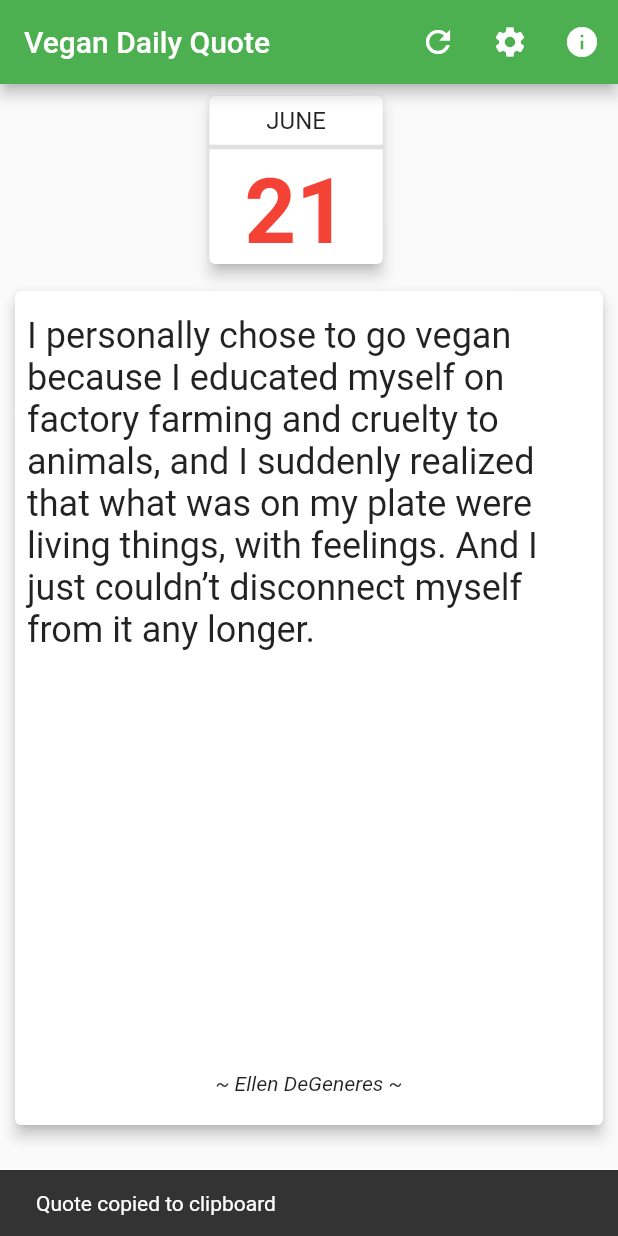
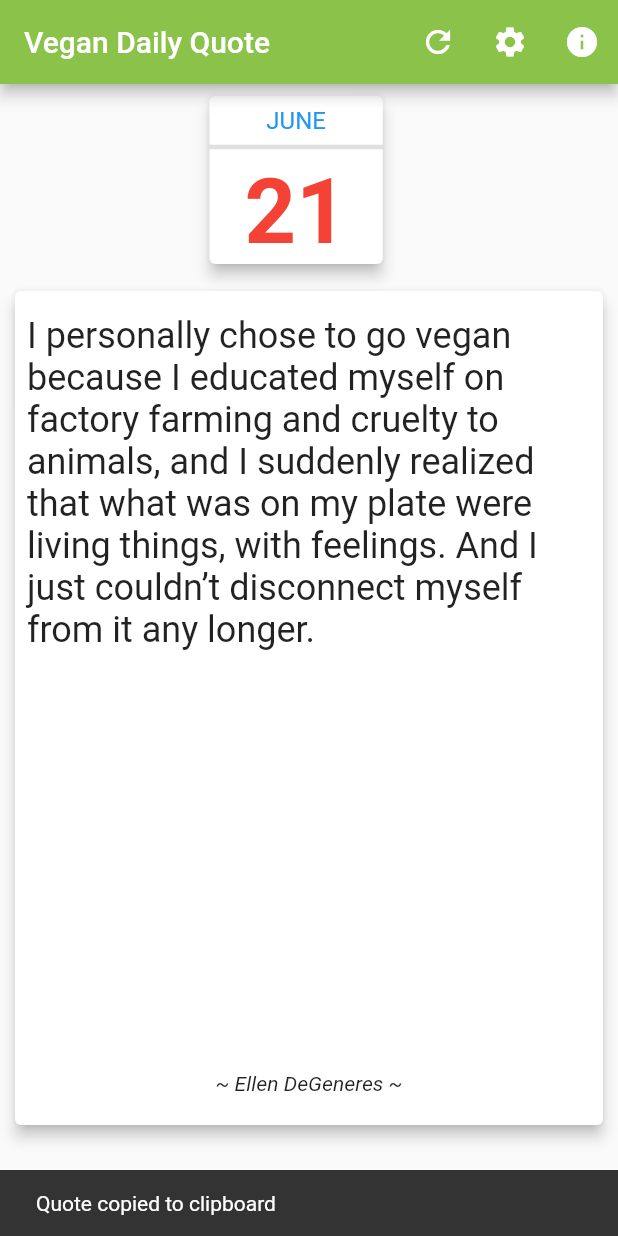
Before and after one commit to Jephrey/vegan_daily_quote, a Flutter app: the screen it shows after launch, after a tap on the "content copy" icon, on a phone screen of 412 x 824 dp. Run offline on Flutter 3.47's test engine with Material 2 defaults, Android fonts, the phone set to English and light mode, and no system bars; drawn by our look-alikes of auto_size_text; our stand-ins replace get, share, shared_preferences; project files that could hold a hidden picture were left out.

Commit message:
Added settings for theme.

```diff
--- a/lib/calendar.dart
+++ b/lib/calendar.dart
@@ -29,7 +29,8 @@ class Calender extends StatelessWidget {
               children: [
                 AutoSizeText(
                   month,
-                  style: TextStyle(fontSize: 16),
+                  style: TextStyle(fontSize: 16,
+                  color: Theme.of(context).indicatorColor),
                   maxLines: 1,
                   // textAlign: TextAlign.center,
                 ),
--- a/lib/main.dart
+++ b/lib/main.dart
@@ -1,24 +1,33 @@
+import 'package:flutter/foundation.dart';
 import 'package:flutter/material.dart';
 import 'package:get/get.dart';
+
 import 'package:vegan_daily_quote/bottom_bar.dart';
 import 'package:vegan_daily_quote/calendar.dart';
 import 'package:vegan_daily_quote/quote.dart';
 import 'package:vegan_daily_quote/quotes_store.dart';
+import 'package:vegan_daily_quote/settings.dart';
+import 'package:vegan_daily_quote/theme_controller.dart';
 
-void main() => runApp(MyApp());
+void main() {
+  Get.lazyPut<ThemeController>(() => ThemeController());
+  runApp(MyApp());
+}
 
 class MyApp extends StatelessWidget {
   final QuotesStore qs = Get.put(QuotesStore.random());
 
   @override
   Widget build(BuildContext context) {
-    return GetMaterialApp(
-      title: 'Vegan Daily Quote',
-      theme: ThemeData(
-        primarySwatch: Colors.green,
-        visualDensity: VisualDensity.adaptivePlatformDensity,
+    ThemeController.to.getThemeModeFromPreferences();
+    return Obx(
+      () => GetMaterialApp(
+        title: 'Vegan Daily Quote',
+        theme: ThemeData.light().copyWith(primaryColor: Colors.lightGreen),
+        darkTheme: ThemeData.dark().copyWith(primaryColor: Colors.green),
+        themeMode: ThemeController.to.theme.value,
+        home: Home(title: 'Vegan Daily Quote'),
       ),
-      home: Home(title: 'Vegan Daily Quote'),
     );
   }
 }
@@ -26,11 +35,13 @@ class MyApp extends StatelessWidget {
 class Home extends StatelessWidget {
   final String title;
   final QuotesStore qs = Get.find();
-
   Home({Key key, this.title}) : super(key: key);
 
   @override
   Widget build(BuildContext context) {
+    //ThemeController.to.setThemeMode(ThemeMode.dark);
+    //print('${Theme.of(context).brightness}');
+
     return Scaffold(
       appBar: AppBar(
         title: Text(title),
@@ -39,13 +50,14 @@ class Home extends StatelessWidget {
             tooltip: 'Refresh',
             icon: const Icon(Icons.refresh),
             onPressed: () {
-                qs.random();
+              qs.random();
             },
           ),
           IconButton(
             tooltip: 'Settings',
             icon: const Icon(Icons.settings),
             onPressed: () {
+              Get.to(SettingsPage());
             },
           ),
           IconButton(
--- /dev/null
+++ b/lib/theme_controller.dart
@@ -0,0 +1,33 @@
+
+import 'package:flutter/foundation.dart';
+import 'package:flutter/material.dart';
+import 'package:get/get.dart';
+import 'package:shared_preferences/shared_preferences.dart';
+
+class ThemeController extends RxController {
+  static ThemeController get to => Get.find();
+
+  SharedPreferences prefs;
+  var theme = ThemeMode.dark.obs;
+  ThemeMode get themeMode => theme.value;
+
+  Future<void> setThemeMode(ThemeMode themeMode) async {
+    Get.changeThemeMode(themeMode);
+    theme.value = themeMode;
+    prefs = await SharedPreferences.getInstance();
+    await prefs.setString('theme', themeMode.toString().split('.')[1]);
+  }
+
+  getThemeModeFromPreferences() async {
+    ThemeMode themeMode;
+    prefs = await SharedPreferences.getInstance();
+    String themeText = prefs.getString('theme') ?? 'system';
+    try {
+      themeMode =
+          ThemeMode.values.firstWhere((e) => describeEnum(e) == themeText);
+    } catch (e) {
+      themeMode = ThemeMode.system;
+    }
+    setThemeMode(themeMode);
+  }
+}
```
Also changed, not shown: lib/settings.dart (added, +50 -0 lines).
